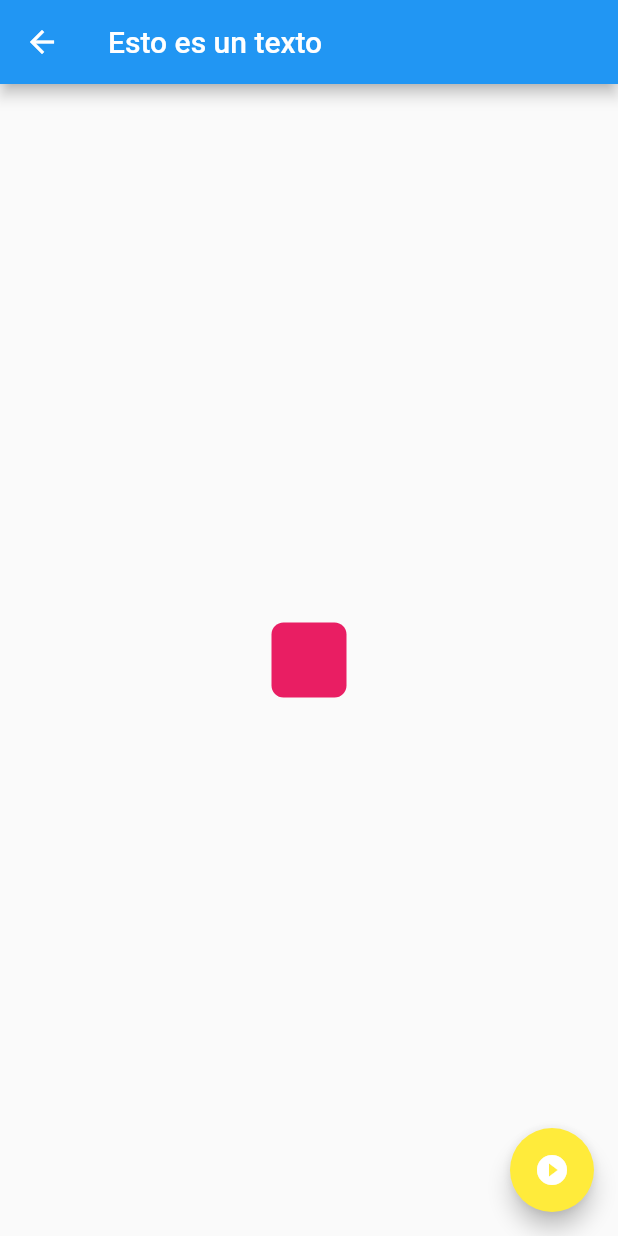
After one commit to willymedi2/flutter, a Flutter app: the screen it shows after launch, after a tap on "Animated Container", on a phone screen of 412 x 824 dp. The commit adds this screen. Run offline on Flutter 3.47's test engine with Material 2 defaults, Android fonts, the phone set to English and light mode, and no system bars; network calls fail.

```diff
--- a/componentes/data/menu_opts.json
+++ b/componentes/data/menu_opts.json
@@ -15,6 +15,28 @@
             "ruta" : "card",
             "icon" : "folder_open",
             "texto": "Cards - Tarjetas"
+        },
+        {
+            "ruta" : "animatedContainer",
+            "icon" : "donut_large",
+            "texto": "Animated Container"
+        },
+        {
+            "ruta" : "inputs",
+            "icon" : "input",
+            "texto": "Inputs"
+        },
+        {
+            "ruta" : "slider",
+            "icon" : "slider",
+            "texto": "Slider"
+        },
+        {
+            "ruta" : "list",
+            "icon" : "list",
+            "texto": "Listas y Scroll"
         }
+
+
     ]
 }
--- a/componentes/lib/main.dart
+++ b/componentes/lib/main.dart
@@ -1,5 +1,10 @@
-import 'package:componentes/src/pages/home_page.dart';
+import 'package:componentes/src/pages/alert_pages.dart';
+import 'package:componentes/src/routes/routes.dart';
 import 'package:flutter/material.dart';
+import 'package:flutter_localizations/flutter_localizations.dart';
+
+
+
 
 void main() => runApp(MyApp());
 
@@ -7,9 +12,29 @@ class MyApp extends StatelessWidget {
   @override
   Widget build(BuildContext context) {
     return MaterialApp(
+      localizationsDelegates: [
+   // ... app-specific localization delegate[s] here
+        GlobalMaterialLocalizations.delegate,
+        GlobalWidgetsLocalizations.delegate,
+        GlobalCupertinoLocalizations.delegate,
+      ],
+      supportedLocales: [
+        const Locale('en'), // English
+        const Locale('es','ES'), // Español
+        const Locale.fromSubtags(languageCode: 'zh'), // Chinese *See Advanced Locales below*
+        // ... other locales the app supports
+      ],
       debugShowCheckedModeBanner: false,
       title: 'Componentes App',
-      home: HomePage()
+      // home: HomePage(),
+      initialRoute: '/',
+      routes: getApllicatiionRouter(),
+      onGenerateRoute: (RouteSettings settings){
+        print("La ruta llamada fue ${settings.name}");
+        return MaterialPageRoute(
+          builder: (BuildContext context ) => AlertPage()
+        );
+      },
     );
   }
 }
--- /dev/null
+++ b/componentes/lib/src/pages/animated_container.dart
@@ -0,0 +1,64 @@
+import 'dart:math';
+
+import 'package:flutter/material.dart';
+
+
+class AnimatedContainerPage extends StatefulWidget {
+  @override
+  _AnimatedContainerPageState createState() => _AnimatedContainerPageState();
+}
+
+class _AnimatedContainerPageState extends State<AnimatedContainerPage> {
+  double _width = 50.0;
+  double _height = 50.0;
+  Color _color = Colors.pink;
+
+
+  BorderRadiusGeometry _borderRadius = BorderRadius.circular(8.0);
+
+  @override
+  Widget build(BuildContext context) {
+    return Scaffold(
+      appBar: AppBar(
+        title: Text("Esto es un texto"),
+
+      ),
+      body: Center(
+        child: AnimatedContainer(
+          duration: Duration(seconds: 1),
+          curve: Curves.elasticIn ,
+          width: _width,
+          height: _height,
+
+          decoration: BoxDecoration(
+            borderRadius: _borderRadius,
+            color: _color,
+          ),
+
+        ),
+      ),
+      floatingActionButton: FloatingActionButton(
+        child: Icon(Icons.play_circle_filled),
+        backgroundColor: Colors.yellow,
+        onPressed: _cambiarForma,
+
+      ),
+    );
+  }
+  void _cambiarForma(){
+    final random = Random();
+
+    setState(() {
+            _width = random.nextInt(300).toDouble() + 50;
+
+            _height = random.nextInt(300).toDouble()+50;
+            _color = Color.fromRGBO(
+              random.nextInt(256),
+              random.nextInt(256),
+              random.nextInt(256),
+              1);
+            _borderRadius = BorderRadius.circular(random.nextInt(100).toDouble());
+          });
+
+  }
+}
--- a/componentes/lib/src/pages/home_page.dart
+++ b/componentes/lib/src/pages/home_page.dart
@@ -45,10 +45,11 @@ class HomePage extends StatelessWidget{
         trailing: Icon(Icons.keyboard_arrow_right),
         onTap: (){
 
-          final route = MaterialPageRoute(
-            builder: (context) => AlertPage()
-          );
-          Navigator.push(context, route);
+          Navigator.pushNamed(context, opt['ruta']);
+          // final route = MaterialPageRoute(
+          //   builder: (context) => AlertPage()
+          // );
+          // Navigator.push(context, route);
         }
         );
         opciones.add(widgetTemp);
--- /dev/null
+++ b/componentes/lib/src/routes/routes.dart
@@ -0,0 +1,24 @@
+import 'package:componentes/src/pages/alert_pages.dart';
+import 'package:componentes/src/pages/animated_container.dart';
+import 'package:componentes/src/pages/avatar_page.dart';
+import 'package:componentes/src/pages/card_page.dart';
+import 'package:componentes/src/pages/home_page.dart';
+import 'package:componentes/src/pages/input_pages.dart';
+import 'package:componentes/src/pages/listview_page.dart';
+import 'package:componentes/src/pages/slider_page.dart';
+import 'package:flutter/material.dart';
+
+Map<String,WidgetBuilder> getApllicatiionRouter(){
+return <String,WidgetBuilder>{
+        '/' : (BuildContext context) => HomePage(),
+        'alert' : (BuildContext context) => AlertPage(),
+        'avatar' : (BuildContext context) => AvatarPage(),
+        'card': (BuildContext context) => CardPage(),
+        'animatedContainer': (BuildContext context) => AnimatedContainerPage(),
+        'inputs': (BuildContext context) => InputPage(),
+        'slider': (BuildContext context) => SliderPage(),
+        'list'  : (BuildContext context)  => ListaPage(),
+      };
+
+
+}
--- a/componentes/lib/src/utils/icono_string_util.dart
+++ b/componentes/lib/src/utils/icono_string_util.dart
@@ -4,6 +4,10 @@ final _icons = <String,IconData>{
   'add_alert'      : Icons.add_alert,
   'accessibility'  : Icons.accessibility,
   'folder_open'    : Icons.folder_open,
+  'donut_large'    : Icons.donut_large,
+  'input'          : Icons.input,
+  'slider'         : Icons.subway,
+  'list'           : Icons.list
 };
 
 Icon getIcon(String nombreIcono){
--- a/componentes/pubspec.yaml
+++ b/componentes/pubspec.yaml
@@ -19,7 +19,8 @@ environment:
 dependencies:
   flutter:
     sdk: flutter
-
+  flutter_localizations:
+    sdk: flutter
   # The following adds the Cupertino Icons font to your application.
   # Use with the CupertinoIcons class for iOS style icons.
   cupertino_icons: ^0.1.2
@@ -43,7 +44,7 @@ flutter:
   # To add assets to your application, add an assets section, like this:
   assets:
    - data/menu_opts.json
-  #  - images/a_dot_ham.jpeg
+   - assets/
 
   # An image asset can refer to one or more resolution-specific "variants", see
   # https://flutter.dev/assets-and-images/#resolution-aware.
```
Also changed, not shown: componentes/lib/src/pages/alert_pages.dart (+42 -0 lines), componentes/lib/src/pages/avatar_page.dart (+23 -0 lines), componentes/lib/src/pages/card_page.dart (added, +108 -0 lines), componentes/lib/src/pages/input_pages.dart (added, +225 -0 lines), componentes/lib/src/pages/listview_page.dart (added, +63 -0 lines), componentes/lib/src/pages/slider_page.dart (added, +97 -0 lines), componentes/assets/foto_zahid.jpeg (added), componentes/assets/jar-loading.gif (added), componentes/pubspec.lock.
